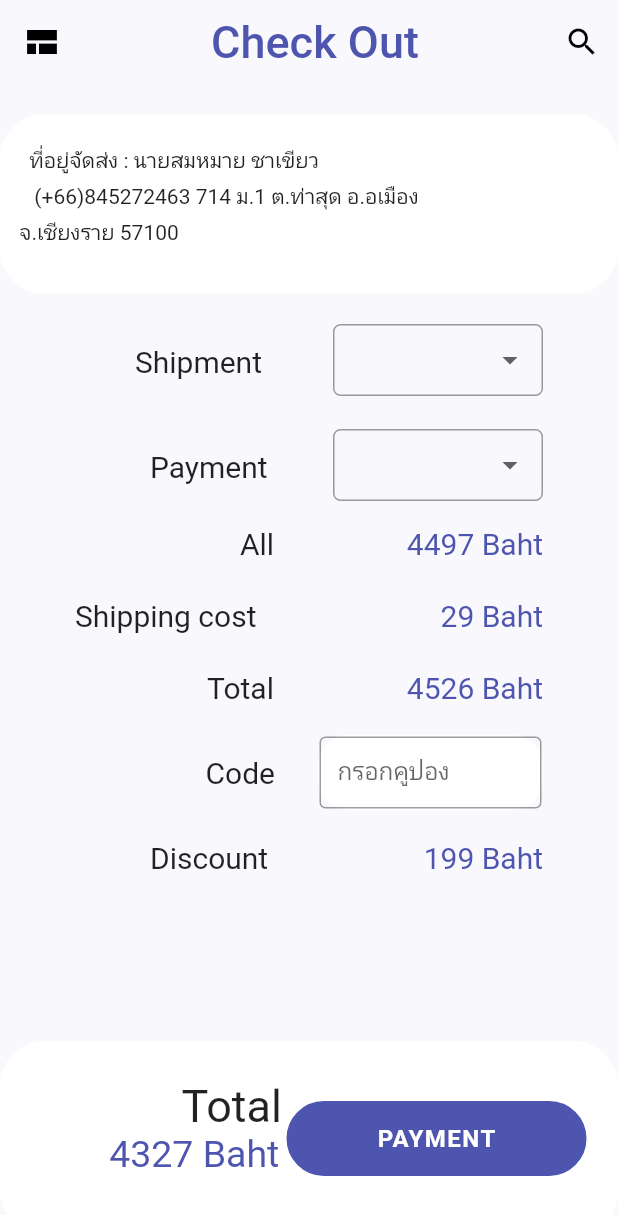
After one commit to cickpoo0121/mini_shopping, a Flutter app: the Checkout screen opened directly, on a phone screen of 412 x 824 dp. The commit adds this screen. Shown: the top 1215 px of the screen. Run offline on Flutter 3.47's test engine with Material 2 defaults, Android fonts, the phone set to English and light mode, and no system bars; our stand-ins replace get; Roboto replaces fonts that are missing (Montserrat).

Commit message:
ทำหน้าcheckoutกับเพิ่มสี

```diff
--- a/mobile/lib/constants.dart
+++ b/mobile/lib/constants.dart
@@ -6,6 +6,7 @@ const kPrimaryColor = Color(0xFFFF6787);
 // const kPrimaryColor = Color(0xFF00bfa6);
 const kTextColor = Color(0xFF3c4046);
 const kBackgroundColor = Color(0xFFF9F8FD);
+const kText = Color(0xFF4E55AF);
 
 
 const double kDefaultPadding = 20;
--- /dev/null
+++ b/mobile/lib/views/checkout.dart
@@ -0,0 +1,346 @@
+import 'package:flutter/material.dart';
+import 'package:flutter/foundation.dart';
+import 'package:mobile/constants.dart';
+import 'package:mobile/views/components/drawer.dart';
+import 'package:path/path.dart';
+
+class Checkout extends StatefulWidget {
+  @override
+  _CheckoutState createState() => _CheckoutState();
+}
+
+class _CheckoutState extends State<Checkout> {
+  String _chosenValue1;
+  String _chosenValue2;
+  @override
+  Widget build(BuildContext context) {
+    return Scaffold(
+      backgroundColor: kBackgroundColor,
+      drawer: HamManu(),
+      appBar: AppBar(
+        leading: Builder(
+          builder: (context) => IconButton(
+            icon: Icon(Icons.view_comfortable_sharp,color: Colors.black,),
+            onPressed: () => Scaffold.of(context).openDrawer(),
+          ),
+        ),
+        elevation: 0,
+        backgroundColor: kBackgroundColor,
+        title: Center(
+            child: Text(
+          "Check Out",
+          style: TextStyle(color: kText, fontSize: 30),
+        )),
+        actions: <Widget>[
+          IconButton(
+            icon: const Icon(
+              Icons.search,
+              color: Colors.black,
+            ),
+            onPressed: () {},
+          )
+        ],
+      ),
+      body: Column(
+        children: [
+          Padding(
+            padding: const EdgeInsets.only(top: 20),
+            child: Container(
+              decoration: BoxDecoration(
+                border: Border.all(
+                  color: Colors.white,
+                  style: BorderStyle.solid,
+                  width: 1.0,
+                ),
+                color: Colors.white,
+                borderRadius: BorderRadius.circular(30.0),
+              ),
+              width: 430,
+              height: 120,
+              child: Column(
+                children: [
+                  Padding(
+                    padding: const EdgeInsets.only(right: 180, top: 20),
+                    child: Text('ที่อยู่จัดส่ง : นายสมหมาย ชาเขียว'),
+                  ),
+                  Padding(
+                    padding: const EdgeInsets.only(right: 110, top: 5),
+                    child: Text('(+66)845272463 714 ม.1 ต.ท่าสุด อ.อเมือง'),
+                  ),
+                  Padding(
+                    padding: const EdgeInsets.only(right: 280, top: 5),
+                    child: Text('จ.เชียงราย 57100'),
+                  ),
+                ],
+              ),
+            ),
+          ),
+          //DropDown 1
+          Padding(
+            padding: const EdgeInsets.only(left: 90, right: 50, top: 20),
+            child: Row(
+              mainAxisAlignment: MainAxisAlignment.center,
+              children: [
+                Text(
+                  'Shipment',
+                  style: TextStyle(fontSize: 20),
+                ),
+                Spacer(),
+                Container(
+                  width: 140,
+                  height: 50,
+                  child: InputDecorator(
+                    decoration: InputDecoration(
+                      border: OutlineInputBorder(
+                          borderRadius: BorderRadius.circular(5.0)),
+                      contentPadding: EdgeInsets.all(10),
+                    ),
+                    child: DropdownButtonHideUnderline(
+                      child: DropdownButton<String>(
+                        value: _chosenValue2,
+                        isDense: true,
+                        isExpanded: true,
+                        items: [
+                          DropdownMenuItem(
+                              child: Text("เลือกขนส่ง"), value: ""),
+                          DropdownMenuItem(child: Text("KERRY"), value: "1"),
+                          DropdownMenuItem(child: Text("FLASE"), value: "2"),
+                        ],
+                        onChanged: (newValue) {
+                          setState(() {});
+                        },
+                      ),
+                    ),
+                  ),
+                ),
+              ],
+            ),
+          ),
+          //DropDown 2
+          Padding(
+            padding: const EdgeInsets.only(left: 100, right: 50, top: 20),
+            child: Row(
+              mainAxisAlignment: MainAxisAlignment.center,
+              children: [
+                Text(
+                  'Payment',
+                  style: TextStyle(fontSize: 20),
+                ),
+                Spacer(),
+                Container(
+                  width: 140,
+                  height: 50,
+                  child: InputDecorator(
+                    decoration: InputDecoration(
+                      border: OutlineInputBorder(
+                          borderRadius: BorderRadius.circular(5.0)),
+                      contentPadding: EdgeInsets.all(10),
+                    ),
+                    child: DropdownButtonHideUnderline(
+                      child: DropdownButton<String>(
+                        value: _chosenValue2,
+                        isDense: true,
+                        isExpanded: true,
+                        items: [
+                          DropdownMenuItem(child: Text("เลือกชำระ"), value: ""),
+                          DropdownMenuItem(
+                              child: Text("ปลายทาง"), value: "Male"),
+                          DropdownMenuItem(
+                              child: Text("เครดิค"), value: "Female"),
+                        ],
+                        onChanged: (newValue) {
+                          setState(() {});
+                        },
+                      ),
+                    ),
+                  ),
+                ),
+              ],
+            ),
+          ),
+          //DropDown 3
+          Padding(
+            padding: const EdgeInsets.only(left: 160, right: 50, top: 15),
+            child: Row(
+              mainAxisAlignment: MainAxisAlignment.center,
+              children: [
+                Text(
+                  'All',
+                  style: TextStyle(fontSize: 20),
+                ),
+                Spacer(),
+                Text(
+                  '4497 Baht',
+                  style: TextStyle(color: kText, fontSize: 20),
+                ),
+              ],
+            ),
+          ),
+          //DropDown 4
+          Padding(
+            padding: const EdgeInsets.only(left: 50, right: 50, top: 25),
+            child: Row(
+              mainAxisAlignment: MainAxisAlignment.center,
+              children: [
+                Text(
+                  'Shipping cost',
+                  style: TextStyle(fontSize: 20),
+                ),
+                Spacer(),
+                Text(
+                  '29 Baht',
+                  style: TextStyle(color: kText, fontSize: 20),
+                ),
+              ],
+            ),
+          ),
+          //DropDown 5
+          Padding(
+            padding: const EdgeInsets.only(left: 138, right: 50, top: 25),
+            child: Row(
+              mainAxisAlignment: MainAxisAlignment.center,
+              children: [
+                Text(
+                  'Total',
+                  style: TextStyle(fontSize: 20),
+                ),
+                Spacer(),
+                Text(
+                  '4526 Baht',
+                  style: TextStyle(color: kText, fontSize: 20),
+                ),
+              ],
+            ),
+          ),
+          //DropDown 6
+          Padding(
+            padding: const EdgeInsets.only(left: 137, top: 20, right: 50),
+            child: Row(
+              children: [
+                Text(
+                  'Code',
+                  style: TextStyle(fontSize: 20),
+                ),
+                Spacer(),
+                Container(
+                  width: 150,
+                  height: 50,
+                  decoration: BoxDecoration(
+                    border: Border.all(
+                      color: Colors.white,
+                      style: BorderStyle.solid,
+                      width: 1.0,
+                    ),
+                    color: Colors.white,
+                    borderRadius: BorderRadius.circular(20.0),
+                  ),
+                  child: TextField(
+                    decoration: InputDecoration(
+                      border: OutlineInputBorder(),
+                      labelText: 'กรอกคูปอง',
+                    ),
+                  ),
+                ),
+              ],
+            ),
+          ),
+
+          //DropDown 7
+          Padding(
+            padding: const EdgeInsets.only(left: 100, right: 50, top: 20),
+            child: Row(
+              mainAxisAlignment: MainAxisAlignment.center,
+              children: [
+                Text(
+                  'Discount',
+                  style: TextStyle(fontSize: 20),
+                ),
+                Spacer(),
+                Text(
+                  '199 Baht',
+                  style: TextStyle(color: kText, fontSize: 20),
+                ),
+              ],
+            ),
+          ),
+          Spacer(),
+          Container(
+            height: 130,
+            width: 550,
+            decoration: BoxDecoration(
+              border: Border.all(
+                color: Colors.white,
+                style: BorderStyle.solid,
+                width: 1.0,
+              ),
+              color: Colors.white,
+              borderRadius: BorderRadius.circular(30.0),
+            ),
+            child: Row(
+              mainAxisAlignment: MainAxisAlignment.center,
+              children: [
+                Padding(
+                  padding: const EdgeInsets.only(left: 70, top: 25),
+                  child: Column(
+                    children: [
+                      Padding(
+                        padding: const EdgeInsets.only(left: 50),
+                        child: Text(
+                          'Total',
+                          style: TextStyle(fontSize: 30),
+                        ),
+                      ),
+                      Text(
+                        '4327 Baht',
+                        style: TextStyle(color: kText, fontSize: 25),
+                      ),
+                    ],
+                  ),
+                ),
+                Spacer(),
+                Padding(
+                  padding: const EdgeInsets.only(right: 20),
+                  child: Container(
+                    height: 50.0,
+                    width: 200,
+                    child: GestureDetector(
+                      onTap: () {},
+                      child: Container(
+                        decoration: BoxDecoration(
+                          border: Border.all(
+                            color: kText,
+                            style: BorderStyle.solid,
+                            width: 1.0,
+                          ),
+                          color: kText,
+                          borderRadius: BorderRadius.circular(30.0),
+                        ),
+                        child: Row(
+                          mainAxisAlignment: MainAxisAlignment.center,
+                          children: <Widget>[
+                            Center(
+                              child: Text(
+                                "PAYMENT",
+                                style: TextStyle(
+                                  color: Colors.white,
+                                  fontFamily: 'Montserrat',
+                                  fontSize: 16,
+                                  fontWeight: FontWeight.w600,
+                                  letterSpacing: 1,
+                                ),
+                              ),
+                            )
+                          ],
+                        ),
+                      ),
+                    ),
+                  ),
+                ),
+              ],
+            ),
+          )
+        ],
+      ),
+    );
+  }
+}
```
